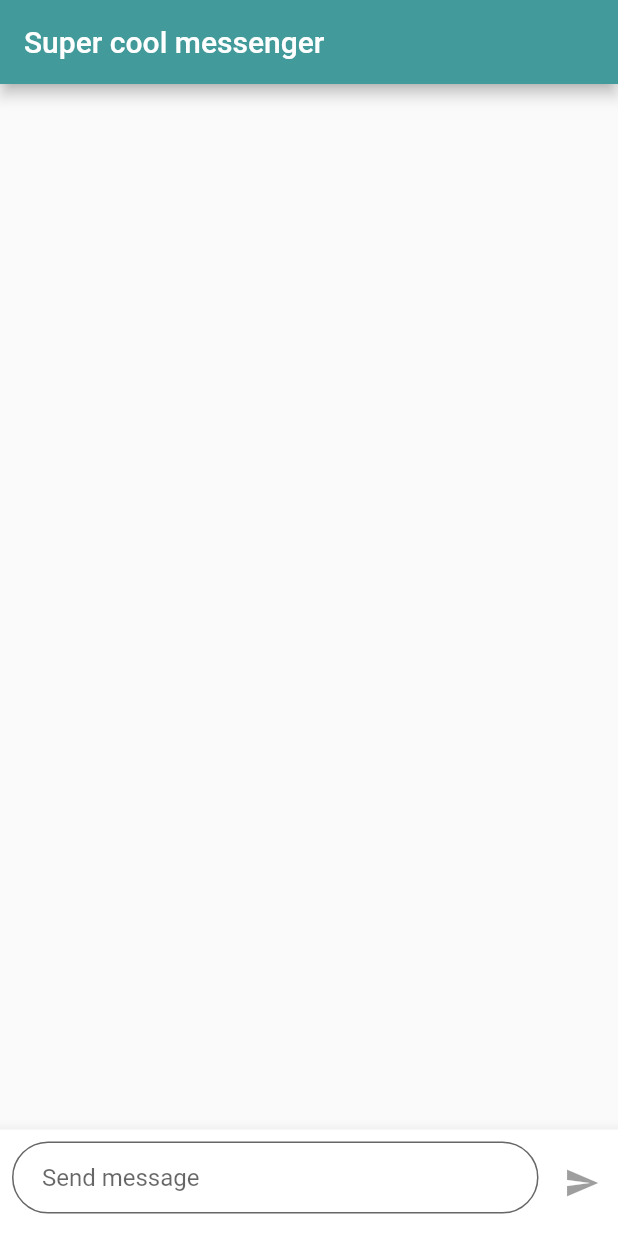
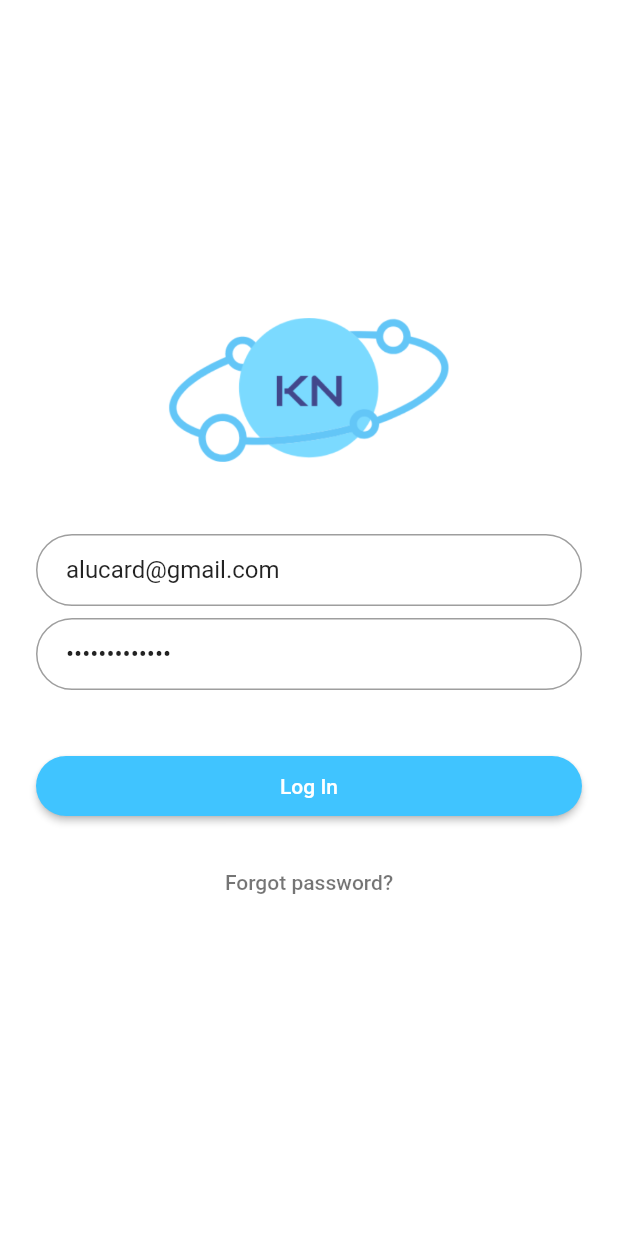
Before and after one commit to KiKoS0/chat_app, a Flutter app: the screen it shows after launch, on a phone screen of 412 x 824 dp. Run offline on Flutter 3.47's test engine with Material 2 defaults, Android fonts, the phone set to English and light mode, and no system bars.

Commit message:
Add login page and main refactor

```diff
--- /dev/null
+++ b/lib/login_page.dart
@@ -0,0 +1,87 @@
+import 'package:flutter/material.dart';
+import 'package:chat_app/main.dart';
+
+class LoginPage extends StatefulWidget {
+  static String tag = 'login-page';
+
+  _LoginPageState createState() => _LoginPageState();
+}
+
+class _LoginPageState extends State<LoginPage> {
+  @override
+  Widget build(BuildContext context) {
+    final logo = Hero(
+      tag: 'hero',
+      child: CircleAvatar(
+        backgroundColor: Colors.transparent,
+        radius: 48.0,
+        child: Image.asset('assets/logo.png'),
+      ),
+    );
+
+    final email = TextFormField(
+      keyboardType: TextInputType.emailAddress,
+      autofocus: false,
+      initialValue: 'alucard@gmail.com',
+      decoration: InputDecoration(
+        hintText: 'Email',
+        contentPadding: EdgeInsets.fromLTRB(20.0, 10.0, 20.0, 10.0),
+        border: OutlineInputBorder(borderRadius: BorderRadius.circular(32.0)),
+      ),
+    );
+
+    final password = TextFormField(
+      autofocus: false,
+      initialValue: 'some password',
+      obscureText: true,
+      decoration: InputDecoration(
+        hintText: 'Password',
+        contentPadding: EdgeInsets.fromLTRB(20.0, 10.0, 20.0, 10.0),
+        border: OutlineInputBorder(borderRadius: BorderRadius.circular(32.0)),
+      ),
+    );
+
+    final loginButton = Padding(
+      padding: EdgeInsets.symmetric(vertical: 16.0),
+      child: RaisedButton(
+        shape: RoundedRectangleBorder(
+          borderRadius: BorderRadius.circular(24),
+        ),
+        onPressed: () {
+           Navigator.of(context).pushNamed(OtherScreen.tag);
+        },
+        padding: EdgeInsets.all(12),
+        color: Colors.lightBlueAccent,
+        child: Text('Log In', style: TextStyle(color: Colors.white)),
+      ),
+    );
+
+    final forgotLabel = FlatButton(
+      child: Text(
+        'Forgot password?',
+        style: TextStyle(color: Colors.black54),
+      ),
+      onPressed: () {},
+    );
+
+    return Scaffold(
+      backgroundColor: Colors.white,
+      body: Center(
+        child: ListView(
+          shrinkWrap: true,
+          padding: EdgeInsets.only(left:24.0,right: 24.0),
+          children: <Widget>[
+            logo,
+            SizedBox(height: 48.0,),
+            email,
+            SizedBox(height: 8.0,),
+            password,
+            SizedBox(height: 24.0,),
+            loginButton,
+            forgotLabel
+          ],
+        ),
+      ),
+    );
+  }
+}
--- a/lib/main.dart
+++ b/lib/main.dart
@@ -1,47 +1,73 @@
 import 'package:flutter/material.dart';
-import 'package:chat_app/MyCoolButton.dart';
-import 'package:chat_app/counter.dart';
+// import 'package:chat_app/MyCoolButton.dart';
+// import 'package:chat_app/counter.dart';
 import 'package:chat_app/message.dart';
 import 'package:flutter/rendering.dart';
+import 'package:chat_app/login_page.dart';
+
 void main() {
-     debugPaintSizeEnabled = true;
-  runApp(MaterialApp(
-    title: 'Messages',
-    home: MessageList(
-      messages: <Message>[],
-    ),
-  ));
-
+  //debugPaintSizeEnabled = true;
+  runApp(MyApp());
 }
 
-class TestHome extends StatelessWidget {
+class OtherScreen extends StatelessWidget {
+  static String tag = 'other-page';
   @override
   Widget build(BuildContext context) {
-    return Scaffold(
-      appBar: AppBar(
-          leading: IconButton(
-            icon: Icon(Icons.menu),
-            tooltip: 'Navigation menu',
-            onPressed: null,
-          ),
-          title: Text('Example Title'),
-          actions: <Widget>[
-            IconButton(
-              icon: Icon(Icons.search),
-              tooltip: 'Search',
-              onPressed: null,
-            )
-          ]),
-      body: Center(
-        child: Column(
-          children: <Widget>[MyCoolButton(), Counter()],
-        ),
+  return MessageList(
+        messages: <Message>[],
+      );
+  }
+}
+
+class MyApp extends StatelessWidget {
+  final routes = <String, WidgetBuilder>{
+    LoginPage.tag: (context) => LoginPage(),
+    OtherScreen.tag: (context) => OtherScreen()
+  };
+  @override
+  Widget build(BuildContext context) {
+    return MaterialApp(
+      title: 'Kodeversitas',
+      //debugShowCheckedModeBanner: false,
+      theme: ThemeData(
+        primarySwatch: Colors.lightBlue,
+        // fontFamily: 'Nunito',
       ),
-      floatingActionButton: FloatingActionButton(
-        tooltip: 'Add',
-        child: Icon(Icons.message),
-        onPressed: null,
-      ),
+      home: LoginPage(),
+      routes: routes,
     );
   }
 }
+
+// class TestHome extends StatelessWidget {
+//   @override
+//   Widget build(BuildContext context) {
+//     return Scaffold(
+//       appBar: AppBar(
+//           leading: IconButton(
+//             icon: Icon(Icons.menu),
+//             tooltip: 'Navigation menu',
+//             onPressed: null,
+//           ),
+//           title: Text('Example Title'),
+//           actions: <Widget>[
+//             IconButton(
+//               icon: Icon(Icons.search),
+//               tooltip: 'Search',
+//               onPressed: null,
+//             )
+//           ]),
+//       body: Center(
+//         child: Column(
+//           children: <Widget>[MyCoolButton(), Counter()],
+//         ),
+//       ),
+//       floatingActionButton: FloatingActionButton(
+//         tooltip: 'Add',
+//         child: Icon(Icons.message),
+//         onPressed: null,
+//       ),
+//     );
+//   }
+// }
--- a/pubspec.yaml
+++ b/pubspec.yaml
@@ -35,6 +35,8 @@ flutter:
   # included with your application, so that you can use the icons in
   # the material Icons class.
   uses-material-design: true
+  assets:
+    - assets/logo.png
 
   # To add assets to your application, add an assets section, like this:
   # assets:
```
Also changed, not shown: lib/message.dart (+11 -3 lines), assets/logo.png (added), 1 other file.
